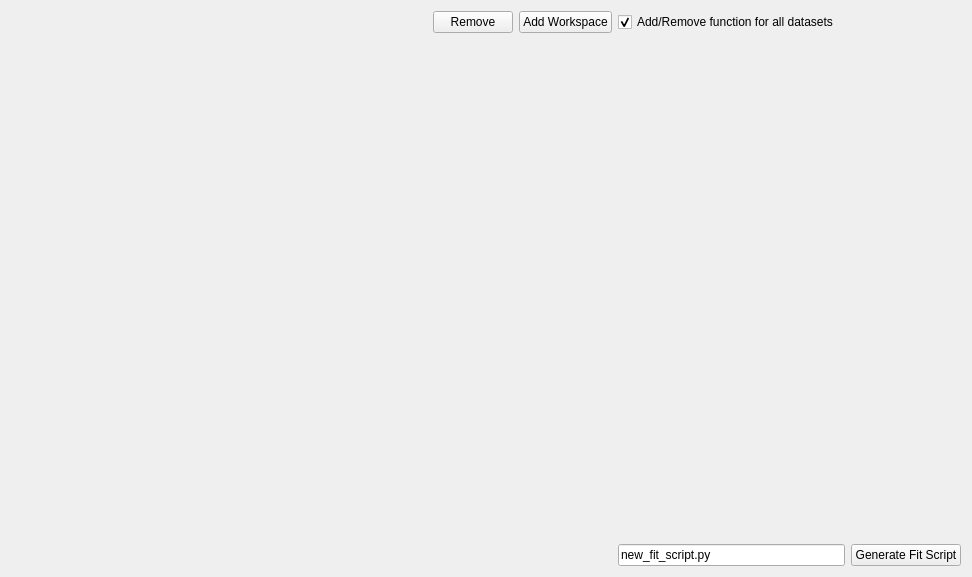
The window that qt/widgets/common/inc/MantidQtWidgets/Common/FitScriptGenerator.ui (mantidproject/mantid) describes before a commit, drawn with Qt 5.
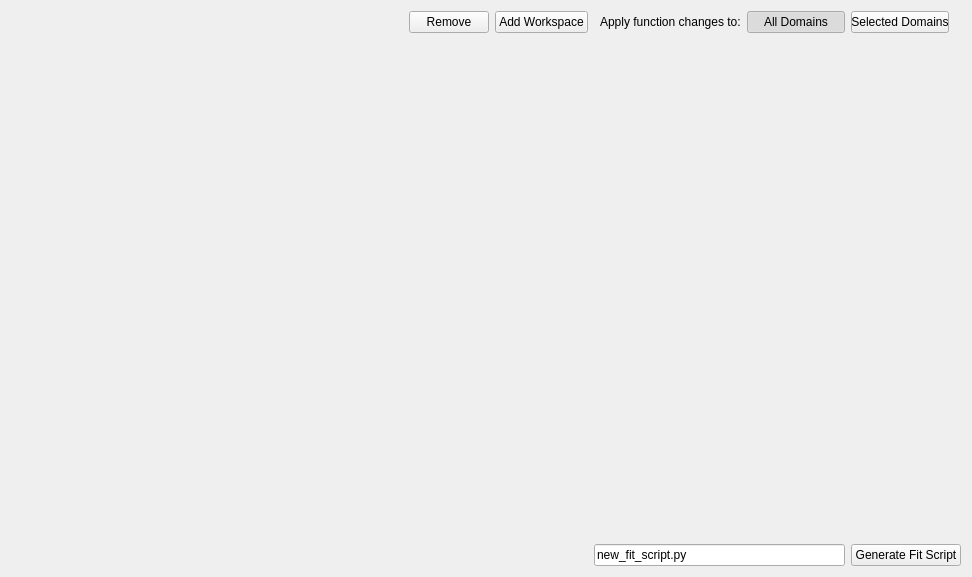
The same window after the commit.

Commit message: Refs #30686. Use checkable buttons for apply function changes.

The edit to the form file:
```diff
--- a/qt/widgets/common/inc/MantidQtWidgets/Common/FitScriptGenerator.ui
+++ b/qt/widgets/common/inc/MantidQtWidgets/Common/FitScriptGenerator.ui
@@ -14,7 +14,81 @@
    <string>Fit Script Generator</string>
   </property>
   <layout class="QGridLayout" name="gridLayout">
-   <item row="1" column="3" rowspan="2" colspan="3">
+   <item row="0" column="1">
+    <widget class="QPushButton" name="pbRemove">
+     <property name="text">
+      <string>Remove</string>
+     </property>
+    </widget>
+   </item>
+   <item row="3" column="6">
+    <widget class="QPushButton" name="pbGenerateFitScript">
+     <property name="text">
+      <string>Generate Fit Script</string>
+     </property>
+    </widget>
+   </item>
+   <item row="0" column="0">
+    <spacer name="horizontalSpacer">
+     <property name="orientation">
+      <enum>Qt::Horizontal</enum>
+     </property>
+     <property name="sizeHint" stdset="0">
+      <size>
+       <width>325</width>
+       <height>20</height>
+      </size>
+     </property>
+    </spacer>
+   </item>
+   <item row="0" column="6">
+    <widget class="QPushButton" name="pbSelectedDomains">
+     <property name="minimumSize">
+      <size>
+       <width>98</width>
+       <height>0</height>
+      </size>
+     </property>
+     <property name="maximumSize">
+      <size>
+       <width>98</width>
+       <height>16777215</height>
+      </size>
+     </property>
+     <property name="text">
+      <string>Selected Domains</string>
+     </property>
+     <property name="checkable">
+      <bool>true</bool>
+     </property>
+    </widget>
+   </item>
+   <item row="0" column="5">
+    <widget class="QPushButton" name="pbAllDomains">
+     <property name="minimumSize">
+      <size>
+       <width>98</width>
+       <height>0</height>
+      </size>
+     </property>
+     <property name="maximumSize">
+      <size>
+       <width>98</width>
+       <height>16777215</height>
+      </size>
+     </property>
+     <property name="text">
+      <string>All Domains</string>
+     </property>
+     <property name="checkable">
+      <bool>true</bool>
+     </property>
+     <property name="checked">
+      <bool>true</bool>
+     </property>
+    </widget>
+   </item>
+   <item row="1" column="3" rowspan="2" colspan="4">
     <widget class="QFrame" name="fBrowsers">
      <layout class="QVBoxLayout" name="verticalLayout">
       <property name="leftMargin">
@@ -45,57 +119,6 @@
      </layout>
     </widget>
    </item>
-   <item row="0" column="3">
-    <widget class="QCheckBox" name="ckAddRemoveFunctionForAllDatasets">
-     <property name="text">
-      <string>Add/Remove function for all datasets</string>
-     </property>
-     <property name="checked">
-      <bool>true</bool>
-     </property>
-    </widget>
-   </item>
-   <item row="3" column="3" colspan="2">
-    <widget class="QLineEdit" name="leScriptName">
-     <property name="text">
-      <string>new_fit_script.py</string>
-     </property>
-    </widget>
-   </item>
-   <item row="0" column="2">
-    <widget class="QPushButton" name="pbAddWorkspace">
-     <property name="text">
-      <string>Add Workspace</string>
-     </property>
-    </widget>
-   </item>
-   <item row="3" column="5">
-    <widget class="QPushButton" name="pbGenerateFitScript">
-     <property name="text">
-      <string>Generate Fit Script</string>
-     </property>
-    </widget>
-   </item>
-   <item row="0" column="1">
-    <widget class="QPushButton" name="pbRemove">
-     <property name="text">
-      <string>Remove</string>
-     </property>
-    </widget>
-   </item>
-   <item row="0" column="0">
-    <spacer name="horizontalSpacer">
-     <property name="orientation">
-      <enum>Qt::Horizontal</enum>
-     </property>
-     <property name="sizeHint" stdset="0">
-      <size>
-       <width>325</width>
-       <height>20</height>
-      </size>
-     </property>
-    </spacer>
-   </item>
    <item row="1" column="0" rowspan="2" colspan="3">
     <widget class="QFrame" name="fDataTable">
      <layout class="QGridLayout" name="gridLayout_2">
@@ -114,6 +137,27 @@
      </layout>
     </widget>
    </item>
+   <item row="0" column="2">
+    <widget class="QPushButton" name="pbAddWorkspace">
+     <property name="text">
+      <string>Add Workspace</string>
+     </property>
+    </widget>
+   </item>
+   <item row="3" column="3" colspan="3">
+    <widget class="QLineEdit" name="leScriptName">
+     <property name="text">
+      <string>new_fit_script.py</string>
+     </property>
+    </widget>
+   </item>
+   <item row="0" column="4">
+    <widget class="QLabel" name="label">
+     <property name="text">
+      <string>Apply function changes to:</string>
+     </property>
+    </widget>
+   </item>
   </layout>
  </widget>
  <resources/>
```
The commit also changes 4 other files.
